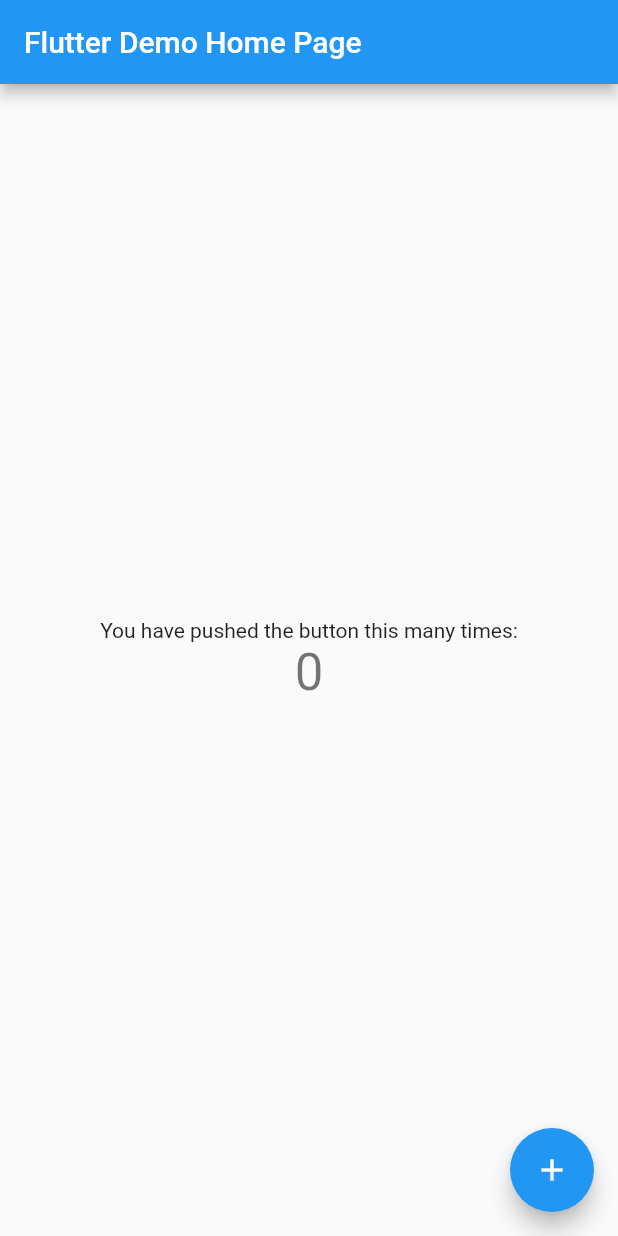
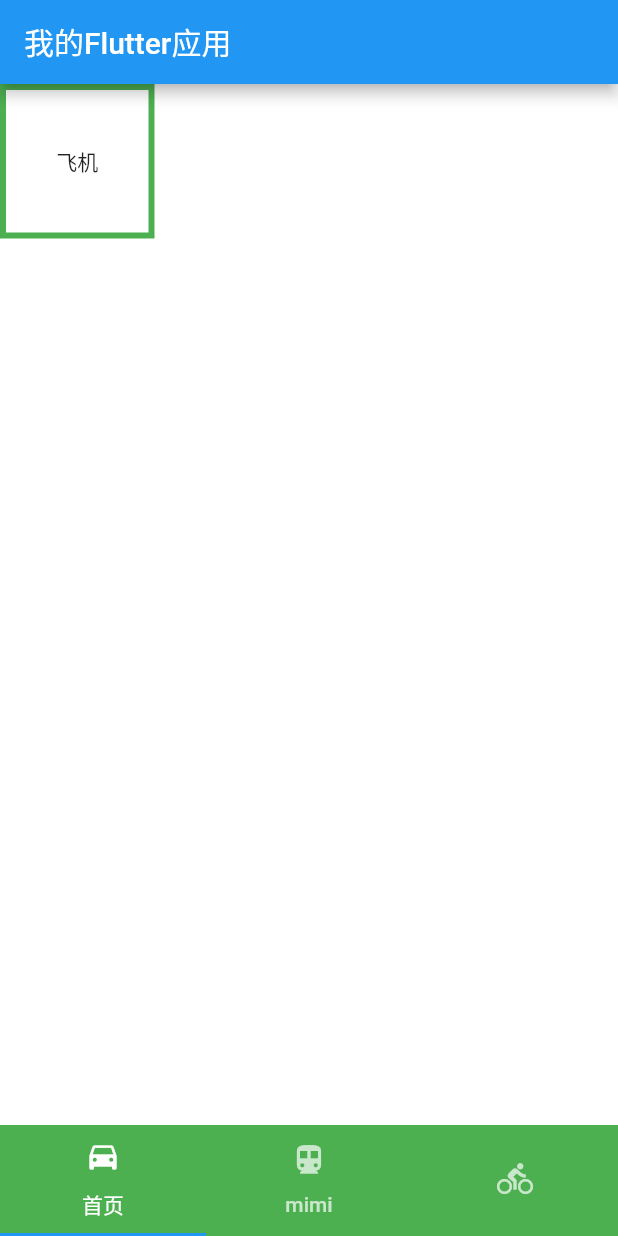
Before and after one commit to isuekey/learn_plane_strike, a Flutter app: the screen it shows after launch, on a phone screen of 412 x 824 dp. Run offline on Flutter 3.47's test engine with Material 2 defaults, Android fonts, the light colour scheme and no system bars; missing offline and left inert: tflite_flutter.

Commit message:
飞机对战

```diff
--- a/lib/main.dart
+++ b/lib/main.dart
@@ -1,15 +1,35 @@
 import 'package:flutter/material.dart';
+import 'package:riseup/plane_strike/plane_strike.dart' as planeStrike;
 
 void main() {
   runApp(MyApp());
 }
+
+final Map<String, WidgetBuilder> _homeRoutes = {
+  '/': (BuildContext context) => MyHomePage(title: '我的Flutter应用'),
+};
+
+final _appRoutes = {
+  ..._homeRoutes,
+  ...planeStrike.planeStrikeRoutes,
+};
+final _appConfigs = {
+  ...planeStrike.planeStrikeConfigs,
+};
+final _appItems = List.from(_appConfigs.keys.map((key){
+      var config = {
+        ...?_appConfigs[key],
+        'key': key,
+      };
+      return config;
+}));
 
 class MyApp extends StatelessWidget {
   // This widget is the root of your application.
   @override
   Widget build(BuildContext context) {
     return MaterialApp(
-      title: 'Flutter Demo',
+      title: 'IsueKey',
       theme: ThemeData(
         // This is the theme of your application.
         //
@@ -22,92 +42,83 @@
         // is not restarted.
         primarySwatch: Colors.blue,
       ),
-      home: MyHomePage(title: 'Flutter Demo Home Page'),
+      initialRoute:'/',
+      routes: _appRoutes,
     );
   }
 }
 
-class MyHomePage extends StatefulWidget {
-  MyHomePage({Key? key, required this.title}) : super(key: key);
-
-  // This widget is the home page of your application. It is stateful, meaning
-  // that it has a State object (defined below) that contains fields that affect
-  // how it looks.
-
-  // This class is the configuration for the state. It holds the values (in this
-  // case the title) provided by the parent (in this case the App widget) and
-  // used by the build method of the State. Fields in a Widget subclass are
-  // always marked "final".
-
-  final String title;
-
-  @override
-  _MyHomePageState createState() => _MyHomePageState();
-}
-
-class _MyHomePageState extends State<MyHomePage> {
-  int _counter = 0;
-
-  void _incrementCounter() {
-    setState(() {
-      // This call to setState tells the Flutter framework that something has
-      // changed in this State, which causes it to rerun the build method below
-      // so that the display can reflect the updated values. If we changed
-      // _counter without calling setState(), then the build method would not be
-      // called again, and so nothing would appear to happen.
-      _counter++;
-    });
-  }
-
+class MyHomePage extends StatelessWidget {
+  final title;
+  const MyHomePage({Key? key, String? this.title}) : super(key: key);
   @override
   Widget build(BuildContext context) {
-    // This method is rerun every time setState is called, for instance as done
-    // by the _incrementCounter method above.
-    //
-    // The Flutter framework has been optimized to make rerunning build methods
-    // fast, so that you can just rebuild anything that needs updating rather
-    // than having to individually change instances of widgets.
-    return Scaffold(
-      appBar: AppBar(
-        // Here we take the value from the MyHomePage object that was created by
-        // the App.build method, and use it to set our appbar title.
-        title: Text(widget.title),
-      ),
-      body: Center(
-        // Center is a layout widget. It takes a single child and positions it
-        // in the middle of the parent.
-        child: Column(
-          // Column is also a layout widget. It takes a list of children and
-          // arranges them vertically. By default, it sizes itself to fit its
-          // children horizontally, and tries to be as tall as its parent.
-          //
-          // Invoke "debug painting" (press "p" in the console, choose the
-          // "Toggle Debug Paint" action from the Flutter Inspector in Android
-          // Studio, or the "Toggle Debug Paint" command in Visual Studio Code)
-          // to see the wireframe for each widget.
-          //
-          // Column has various properties to control how it sizes itself and
-          // how it positions its children. Here we use mainAxisAlignment to
-          // center the children vertically; the main axis here is the vertical
-          // axis because Columns are vertical (the cross axis would be
-          // horizontal).
-          mainAxisAlignment: MainAxisAlignment.center,
-          children: <Widget>[
-            Text(
-              'You have pushed the button this many times:',
-            ),
-            Text(
-              '$_counter',
-              style: Theme.of(context).textTheme.headline4,
-            ),
-          ],
+    return DefaultTabController (
+      length:3,
+      child: Scaffold(
+        appBar: AppBar(
+          title: Text(title),
+        ),
+        bottomNavigationBar: Container(
+          color: Colors.green,
+          child:TabBar(
+            tabs:[
+              Tab(
+                icon: Icon(Icons.directions_car),
+                text: '首页',
+              ),
+              Tab(
+                icon: Icon(Icons.directions_transit),
+                text: 'mimi',
+              ),
+              Tab(icon: Icon(Icons.directions_bike)),
+            ],
+          ),
+        ),
+        body: Container(
+          color: Colors.white,
+          child:TabBarView (
+            children:[
+              HomeGrid(),
+              Icon(Icons.directions_transit),
+              Icon(Icons.directions_bike),
+            ],
+          ),
         ),
       ),
-      floatingActionButton: FloatingActionButton(
-        onPressed: _incrementCounter,
-        tooltip: 'Increment',
-        child: Icon(Icons.add),
-      ), // This trailing comma makes auto-formatting nicer for build methods.
     );
   }
 }
+
+class HomeGrid extends StatelessWidget {
+  @override
+  Widget build(BuildContext context) {
+    return GridView.builder(
+      gridDelegate: SliverGridDelegateWithFixedCrossAxisCount(
+        crossAxisCount: 4,
+      ),
+      itemBuilder: (BuildContext context, int index) {
+        var itemConfig = _appItems[index];
+        return GestureDetector(
+          onTap: () {
+            print('will print the key ${itemConfig["key"]}');
+            Navigator.of(context).pushNamed(itemConfig['key']);
+          },
+          child: Container(
+            height:56.0,
+            decoration: BoxDecoration(
+              border: Border.all(
+                color: Colors.green,
+                width:4,
+              ),
+            ),
+            child: Center(
+              child: Text(itemConfig['title']),
+            ),
+          ),
+        );
+      },
+      itemCount: _appItems.length,
+    );
+  }
+}
```
Also changed, not shown: lib/plane_strike/game_agent.dart (added, +54 -0 lines), lib/plane_strike/plane_strike.dart (added, +314 -0 lines), pubspec.yaml (+8 -2 lines), training/requirements.txt (added, +7 -0 lines), pubspec.lock, 11 other files.
